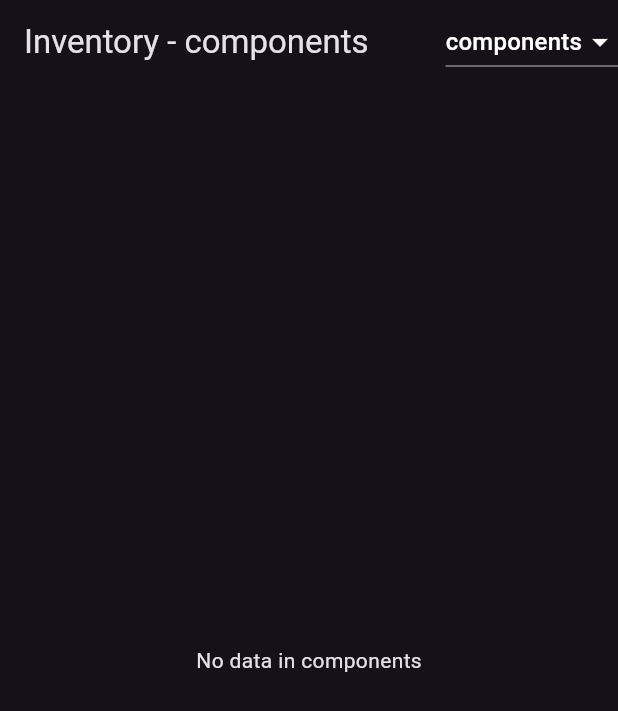
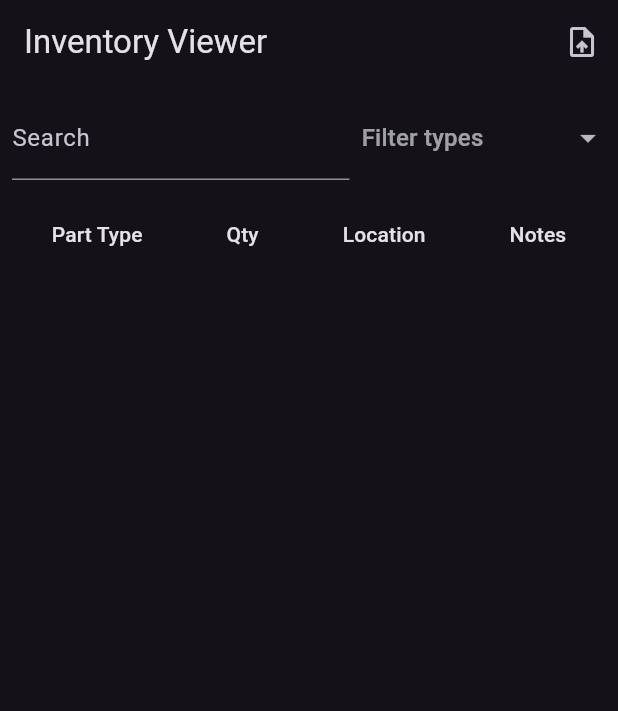
Before and after one commit to DrewBrandt/smd_inv, a Flutter app: the screen it shows after launch, on a phone screen of 412 x 824 dp. Shown: the top 711 px of the screen. Run offline on Flutter 3.47's test engine with Material 3 defaults, Android fonts, the phone set to English and light mode, and no system bars; our stand-ins replace cloud_firestore, file_picker, firebase_core; accounts and stored records are empty.

Commit message:
added main view

```diff
--- a/lib/main.dart
+++ b/lib/main.dart
@@ -1,13 +1,16 @@
+import 'dart:convert';
+
 import 'package:flutter/material.dart';
 import 'package:firebase_core/firebase_core.dart';
 import 'package:cloud_firestore/cloud_firestore.dart';
+import 'package:file_picker/file_picker.dart';
+import 'package:async/async.dart';
+
 import 'firebase_options.dart';
+
 void main() async {
   WidgetsFlutterBinding.ensureInitialized();
-await Firebase.initializeApp(
-  options: DefaultFirebaseOptions.currentPlatform,
-);
-
+  await Firebase.initializeApp(options: DefaultFirebaseOptions.currentPlatform);
   runApp(MyApp());
 }
 
@@ -32,67 +35,160 @@ class InventoryHome extends StatefulWidget {
 }
 
 class _InventoryHomeState extends State<InventoryHome> {
-  String _selectedCollection = 'components';
-  final List<String> _collections = [
-    'components',
-    'ics',
-    'misc_parts',
-    'boards',
-  ];
+  final List<String> _collections = ['components', 'ics', 'misc_parts'];
+  final Set<String> _selectedCollections = {'components', 'ics', 'misc_parts'};
+  String _searchQuery = '';
+
+  void _uploadCSV() async {
+    FilePickerResult? result = await FilePicker.platform.pickFiles(
+      type: FileType.custom,
+      allowedExtensions: ['csv'],
+    );
+    if (result != null && result.files.single.bytes != null) {
+      final fileBytes = result.files.single.bytes!;
+      final content = utf8.decode(fileBytes);
+      final lines = const LineSplitter().convert(content);
+      final headers = lines.first.split(',');
+
+      for (var i = 1; i < lines.length; i++) {
+        final values = lines[i].split(',');
+        final Map<String, dynamic> doc = {
+          for (int j = 0; j < headers.length; j++)
+            headers[j].trim(): values[j].trim(),
+        };
+        final category = doc.remove('category') ?? 'misc_parts';
+        await FirebaseFirestore.instance.collection(category).add(doc);
+      }
+    }
+  }
+
+  Stream<List<QueryDocumentSnapshot>> _filteredDocuments() {
+    final streams = _selectedCollections.map((collection) {
+      return FirebaseFirestore.instance
+          .collection(collection)
+          .snapshots()
+          .map((snap) => snap.docs);
+    });
+    return Stream<List<QueryDocumentSnapshot>>.multi((controller) async {
+      await for (final snapshots in StreamZip(streams)) {
+        final merged = snapshots.expand((e) => e).toList();
+        controller.add(merged);
+      }
+    });
+  }
 
   @override
   Widget build(BuildContext context) {
     return Scaffold(
       appBar: AppBar(
-        title: Text('Inventory - $_selectedCollection'),
+        title: const Text('Inventory Viewer'),
         actions: [
-          DropdownButton<String>(
-            value: _selectedCollection,
-            dropdownColor: Colors.grey[900],
-            icon: Icon(Icons.arrow_drop_down, color: Colors.white),
-            onChanged: (value) => setState(() => _selectedCollection = value!),
+          IconButton(
+            icon: const Icon(Icons.upload_file),
+            onPressed: _uploadCSV,
+          ),
+        ],
+      ),
+      body: Column(
+        children: [
+          Padding(
+            padding: const EdgeInsets.all(8.0),
+            child: Row(
+              children: [
+                Expanded(
+                  child: TextField(
+                    decoration: const InputDecoration(labelText: 'Search'),
+                    onChanged: (value) => setState(() => _searchQuery = value),
+                  ),
+                ),
+                const SizedBox(width: 8),
+                DropdownButtonHideUnderline(
+                  child: DropdownButton<String>(
+                    value: null,
+                    hint: const Text('Filter types'),
                     items:
                         _collections.map((collection) {
-                  return DropdownMenuItem(
+                          final selected = _selectedCollections.contains(
+                            collection,
+                          );
+                          return DropdownMenuItem<String>(
                             value: collection,
-                    child: Text(
+                            child: Row(
+                              children: [
+                                Checkbox(
+                                  value: selected,
+                                  onChanged:
+                                      (_) => setState(() {
+                                        if (selected) {
+                                          _selectedCollections.remove(
                                             collection,
-                      style: TextStyle(color: Colors.white),
+                                          );
+                                        } else {
+                                          _selectedCollections.add(collection);
+                                        }
+                                      }),
+                                ),
+                                Text(collection),
+                              ],
                             ),
                           );
                         }).toList(),
+                    onChanged: (_) {},
+                  ),
                 ),
               ],
             ),
-      body: StreamBuilder<QuerySnapshot>(
-        stream:
-            FirebaseFirestore.instance
-                .collection(_selectedCollection)
-                .snapshots(),
+          ),
+          Expanded(
+            child: StreamBuilder<List<QueryDocumentSnapshot>>(
+              stream: _filteredDocuments(),
               builder: (context, snapshot) {
                 if (snapshot.connectionState == ConnectionState.waiting) {
-            return Center(child: CircularProgressIndicator());
+                  return const Center(child: CircularProgressIndicator());
                 }
                 if (snapshot.hasError) {
                   return Center(child: Text("Error: ${snapshot.error}"));
                 }
-          if (!snapshot.hasData || snapshot.data!.docs.isEmpty) {
-            return Center(child: Text('No data in $_selectedCollection'));
-          }
+                final docs = snapshot.data ?? [];
+                final filteredDocs =
+                    docs.where((doc) {
+                      final data = doc.data() as Map<String, dynamic>;
+                      return data.values.any(
+                        (v) => v.toString().toLowerCase().contains(
+                          _searchQuery.toLowerCase(),
+                        ),
+                      );
+                    }).toList();
 
-          return ListView(
-            children:
-                snapshot.data!.docs.map((doc) {
+                return SingleChildScrollView(
+                  scrollDirection: Axis.horizontal,
+                  child: DataTable(
+                    columns: const [
+                      DataColumn(label: Text('Part Type')),
+                      DataColumn(label: Text('Qty')),
+                      DataColumn(label: Text('Location')),
+                      DataColumn(label: Text('Notes')),
+                    ],
+                    rows:
+                        filteredDocs.map((doc) {
                           final data = doc.data() as Map<String, dynamic>;
-                  return ListTile(
-                    title: Text(
-                      data['part_type'] ?? data['name'] ?? '[Unnamed]',
+                          return DataRow(
+                            cells: [
+                              DataCell(
+                                Text(data['part_type'] ?? data['name'] ?? ''),
                               ),
-                    subtitle: Text('Qty: ${data['qty'] ?? '?'}'),
+                              DataCell(Text(data['qty']?.toString() ?? '')),
+                              DataCell(Text(data['location'] ?? '')),
+                              DataCell(Text(data['notes'] ?? '')),
+                            ],
                           );
                         }).toList(),
+                  ),
                 );
               },
+            ),
+          ),
+        ],
       ),
     );
   }
--- a/pubspec.yaml
+++ b/pubspec.yaml
@@ -36,6 +36,7 @@ dependencies:
   cupertino_icons: ^1.0.8
   firebase_core: ^3.15.1
   cloud_firestore: ^5.0.0
+  file_picker: ^10.2.0
 
 dev_dependencies:
   flutter_test:
```
Also changed, not shown: pubspec.lock, 1 other file. Lines whose indentation alone changed are shown as unchanged.
